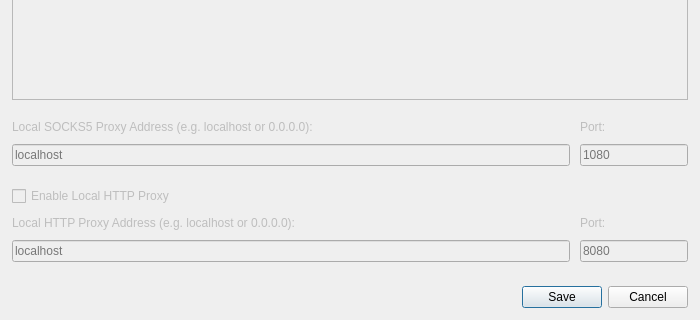
Qt form Sources/PreferencesDialog.ui (andrew-markin/shprot) before a commit; both pictures show x 0 to 700 and y 380 to 700 of the 700 by 700 pixel window.
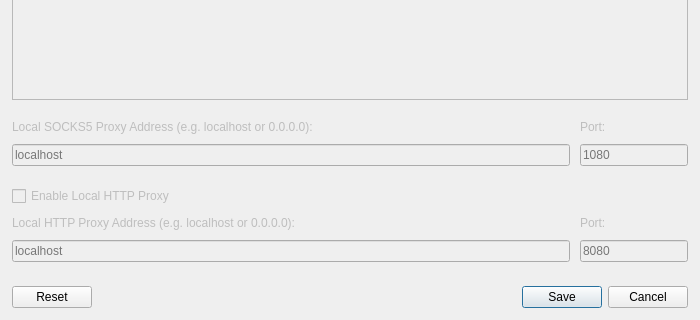
The same form after that commit.

Commit message: Ability to reset changes added in preferences dialog

The edit to the form file:
```diff
--- a/Sources/PreferencesDialog.ui
+++ b/Sources/PreferencesDialog.ui
@@ -365,7 +365,7 @@
       <item>
        <widget class="QDialogButtonBox" name="buttonBox">
         <property name="standardButtons">
-         <set>QDialogButtonBox::StandardButton::Cancel|QDialogButtonBox::StandardButton::Save</set>
+         <set>QDialogButtonBox::StandardButton::Cancel|QDialogButtonBox::StandardButton::Reset|QDialogButtonBox::StandardButton::Save</set>
         </property>
        </widget>
       </item>
```
The commit also changes 2 other files.
